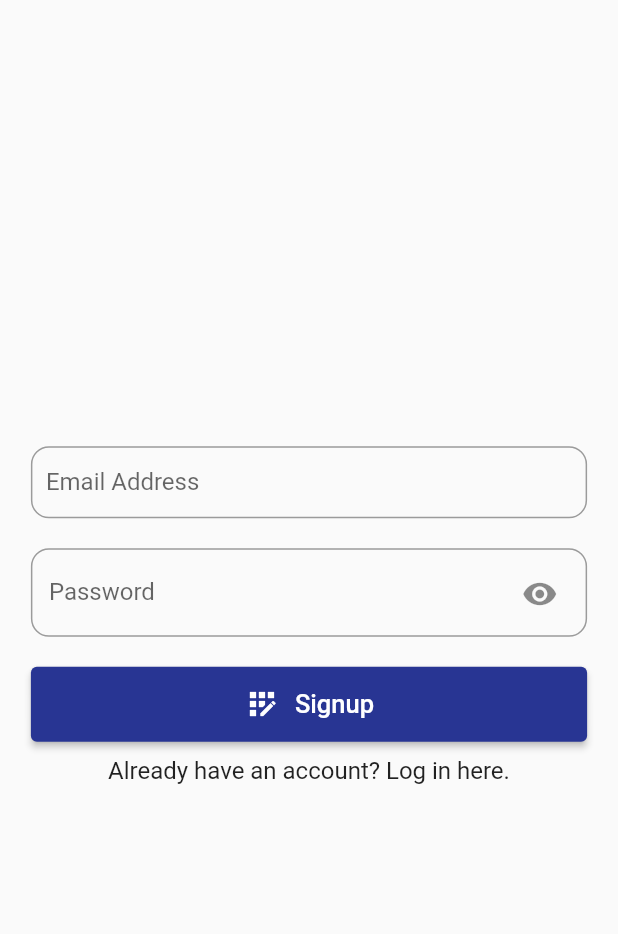
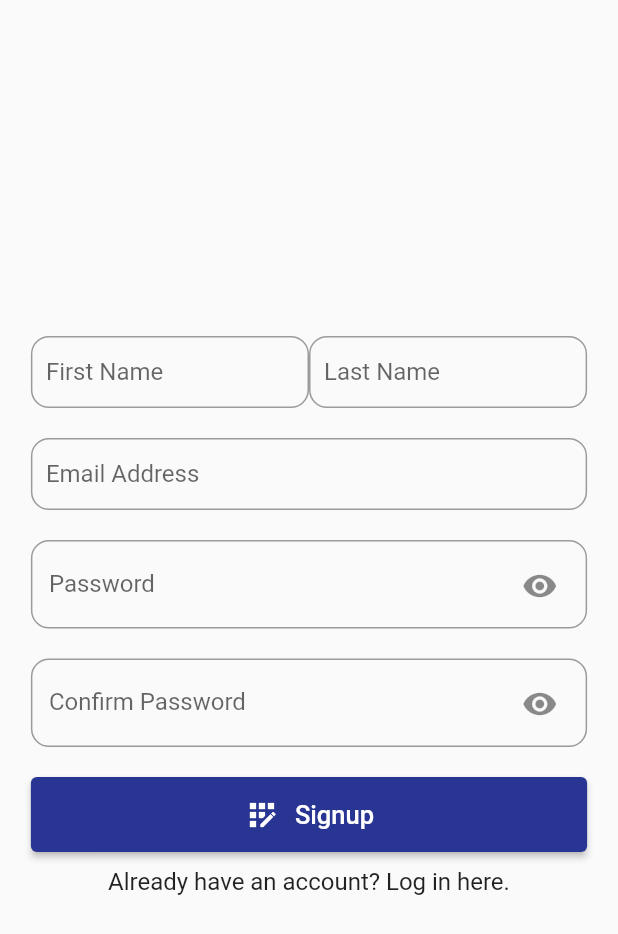
Before and after one commit to marcvaleros/MobDev_Flutter, a Flutter app: the SignupScreen screen opened by its route, on a phone screen of 412 x 824 dp. Shown: the top 934 px of the screen. Run offline on Flutter 3.47's test engine with Material 2 defaults, Android fonts, the phone set to English and light mode, and no system bars.

Commit message:
Update SignupScreen.dart

```diff
--- a/lib/screens/SignupScreen.dart
+++ b/lib/screens/SignupScreen.dart
@@ -14,12 +14,17 @@ class SignupScreen extends StatefulWidget {
 }
 
 class _SignupScreenState extends State<SignupScreen> {
+  final TextEditingController fnameController = TextEditingController();
+  final TextEditingController lnameController = TextEditingController();
   final TextEditingController emailController = TextEditingController();
+  final TextEditingController confirmpasswordController =
+      TextEditingController();
   final TextEditingController passwordController = TextEditingController();
   bool obscurePassword = true;
 
   @override
   Widget build(BuildContext context) {
+    String validation = '';
     double width = MediaQuery.of(context).size.width;
     return Scaffold(
       body: Container(
@@ -31,6 +36,27 @@ class _SignupScreenState extends State<SignupScreen> {
                 width: width * .9,
                 child: Column(
                   children: [
+                    Row(
+                      children: [
+                        Expanded(
+                          child: CustomTextField(
+                              labelText: "First Name",
+                              hintText: "Enter First Name",
+                              controller: fnameController,
+                              textInputType: TextInputType.text),
+                        ),
+                        Expanded(
+                          child: CustomTextField(
+                              labelText: "Last Name",
+                              hintText: "Enter Last Name",
+                              controller: lnameController,
+                              textInputType: TextInputType.text),
+                        )
+                      ],
+                    ),
+                    const SizedBox(
+                      height: 20.0,
+                    ),
                     CustomTextField(
                         labelText: "Email Address",
                         hintText: "Enter Email Address",
@@ -45,6 +71,15 @@ class _SignupScreenState extends State<SignupScreen> {
                         obscureText: obscurePassword,
                         onTap: handleObscurePassword,
                         controller: passwordController),
+                    const SizedBox(
+                      height: 20.0,
+                    ),
+                    PasswordField(
+                        labelText: "Confirm Password",
+                        hintText: "Enter Password",
+                        obscureText: obscurePassword,
+                        onTap: handleObscurePassword,
+                        controller: confirmpasswordController),
                     const SizedBox(
                       height: 20.0,
                     ),
```
